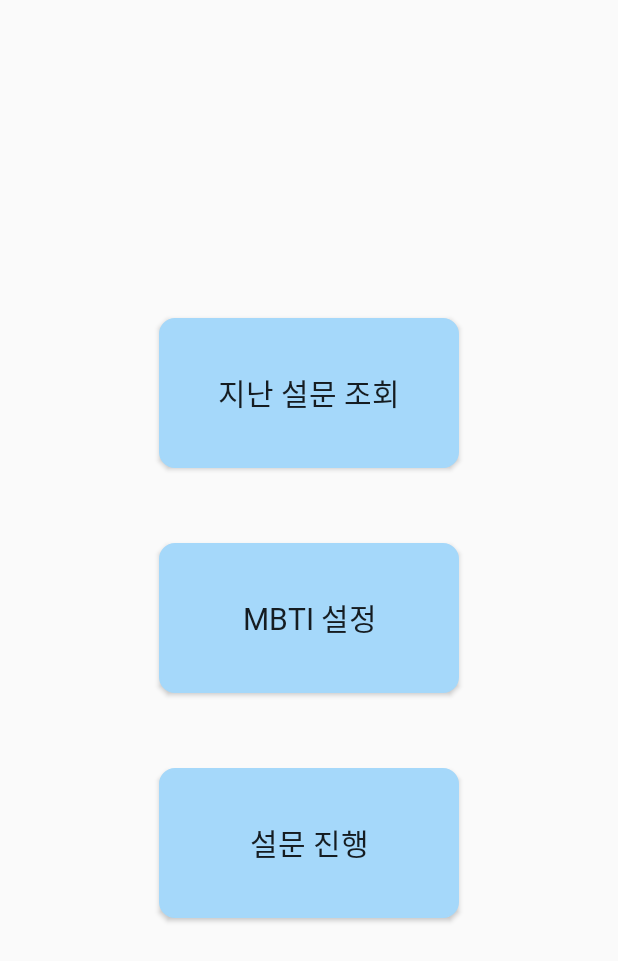
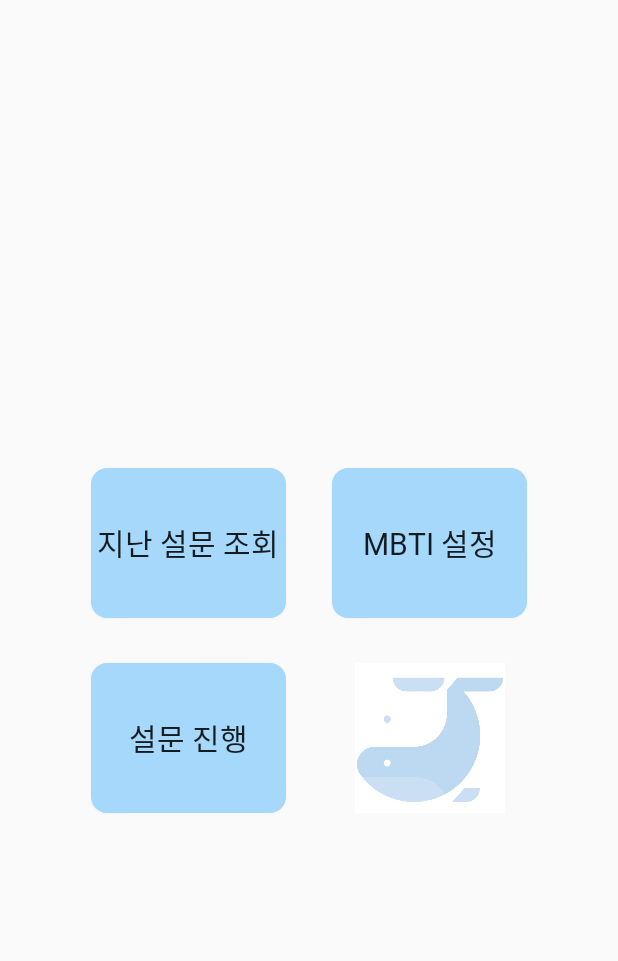
Before and after one commit to IndustryHandsOnTeamB/suggest-front-end, an Android app: the MenuSelect screen opened directly, with no data from a screen before it, on a phone screen of 412 x 824 dp. Shown: the top 961 px of the screen. Run offline under Robolectric (Android 15) with nearby library versions, the phone set to English and light mode, and no system bars.

Commit message:
modify menu

```diff
--- a/HandsOn/app/src/main/java/com/example/handson/MenuSelect.java
+++ b/HandsOn/app/src/main/java/com/example/handson/MenuSelect.java
@@ -58,7 +58,12 @@ public class MenuSelect extends AppCompatActivity {
         testStartButton.setOnClickListener(new View.OnClickListener() {
             @Override
             public void onClick(View v) {
-                Intent intent = new Intent(getApplicationContext(), SurveyJobValueActivity.class);
+                Intent intent = new Intent(getApplicationContext(), StartNewSurveyActivity.class);
+                intent.putExtra("userId", userId);
+                intent.putExtra("userName", userName);
+                intent.putExtra("userEmail", userEmail);
+                intent.putExtra("userType", userType);
+                intent.putExtra("userPk", userPk);
                 startActivity(intent);
             }
         });
--- a/HandsOn/app/src/main/res/drawable/item_selector.xml
+++ b/HandsOn/app/src/main/res/drawable/item_selector.xml
@@ -1,9 +1,9 @@
 <?xml version="1.0" encoding="utf-8"?>
 <selector xmlns:android="http://schemas.android.com/apk/res/android">
     <item android:state_selected="false">
-        <color android:color="@color/buttonBasicColor" />
+        <color android:color="@color/secondColor" />
     </item>
     <item android:state_selected="true">
-        <color android:color="@color/secondColor" />
+        <color android:color="@color/mainColor" />
     </item>
 </selector>
--- a/HandsOn/app/src/main/res/layout/activity_menu_select.xml
+++ b/HandsOn/app/src/main/res/layout/activity_menu_select.xml
@@ -10,43 +10,54 @@
         android:id="@+id/last_result_button"
         android:background="@drawable/button_lightblue"
         android:fontFamily="@font/nanumsquare_acb"
-        android:layout_width="200dp"
+        android:layout_width="130dp"
         android:layout_height="100dp"
         android:textSize="20dp"
         android:text="지난 설문 조회"
-        app:layout_constraintLeft_toLeftOf="parent"
-        app:layout_constraintRight_toRightOf="parent"
-        app:layout_constraintBottom_toTopOf="@+id/mbti_button"
-        android:layout_marginBottom="50dp"
+        app:layout_constraintTop_toTopOf="@+id/mbti_button"
+        app:layout_constraintEnd_toStartOf="@+id/mbti_button"
+        app:layout_constraintStart_toStartOf="parent"
+        android:layout_marginLeft="30dp"
         tools:ignore="MissingConstraints"/>
 
     <Button
         android:id="@+id/mbti_button"
+        android:layout_width="130dp"
+        android:layout_height="100dp"
         android:background="@drawable/button_lightblue"
         android:fontFamily="@font/nanumsquare_acb"
-        android:layout_width="200dp"
-        android:layout_height="100dp"
+        android:text="MBTI 설정"
         android:textSize="20dp"
-        android:text="MBTI 설정"
-        app:layout_constraintLeft_toLeftOf="parent"
-        app:layout_constraintRight_toRightOf="parent"
         app:layout_constraintTop_toTopOf="parent"
         app:layout_constraintBottom_toBottomOf="parent"
-        tools:ignore="MissingConstraints" />
+        app:layout_constraintEnd_toEndOf="parent"
+        app:layout_constraintStart_toEndOf="@+id/last_result_button"
+        tools:ignore="MissingConstraints"
+        android:layout_marginRight="30dp"
+        android:layout_marginBottom="100dp"/>
 
     <Button
         android:id="@+id/test_start_button"
         android:background="@drawable/button_lightblue"
-        android:layout_width="200dp"
+        android:layout_width="130dp"
         android:fontFamily="@font/nanumsquare_acb"
         android:layout_height="100dp"
         android:textSize="20dp"
         android:text="설문 진행"
-        app:layout_constraintLeft_toLeftOf="parent"
-        app:layout_constraintRight_toRightOf="parent"
-        app:layout_constraintTop_toBottomOf="@+id/mbti_button"
-        android:layout_marginTop="50dp"
+        app:layout_constraintLeft_toLeftOf="@+id/last_result_button"
+        app:layout_constraintTop_toBottomOf="@+id/last_result_button"
+        android:layout_marginTop="30dp"
         tools:ignore="MissingConstraints"/>
+
+    <ImageView
+        android:id="@+id/logo"
+        android:layout_width="100dp"
+        android:layout_height="100dp"
+        android:background="@drawable/logo_square"
+        app:layout_constraintStart_toEndOf="@+id/test_start_button"
+        app:layout_constraintEnd_toEndOf="parent"
+        app:layout_constraintTop_toTopOf="@+id/test_start_button"
+        android:layout_marginRight="30dp" />
 
 
 </androidx.constraintlayout.widget.ConstraintLayout>
```
Also changed, not shown: HandsOn/app/src/main/res/drawable/logo_blue.png (added), HandsOn/app/src/main/res/drawable/logo_square.jpg (added).
